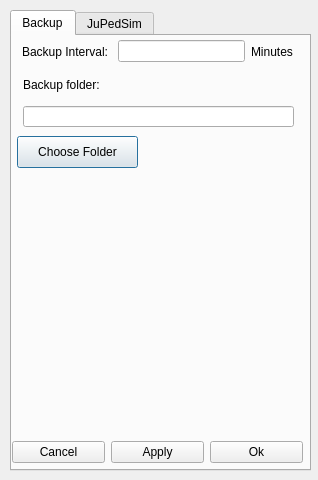
First picture: the form in forms/settingdialog.ui, repository JuPedSim/jpseditor, before the edit.
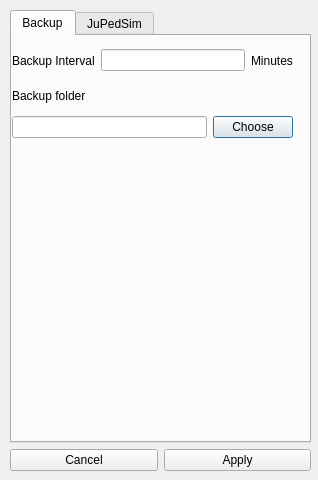
Second picture: the form after the edit. The open tabs and pages were chosen to show the change.

Patch:
```diff
--- a/forms/settingdialog.ui
+++ b/forms/settingdialog.ui
@@ -13,7 +13,7 @@
   <property name="windowTitle">
    <string>Setting</string>
   </property>
-  <widget class="QTabWidget" name="tabWidget">
+  <widget class="QWidget" name="">
    <property name="geometry">
     <rect>
      <x>10</x>
@@ -22,6 +22,9 @@
      <height>461</height>
     </rect>
    </property>
+   <layout class="QGridLayout" name="gridLayout_2">
+    <item row="0" column="0">
+     <widget class="QTabWidget" name="tabWidget">
    <property name="currentIndex">
     <number>1</number>
    </property>
@@ -29,20 +32,22 @@
     <attribute name="title">
      <string>Backup</string>
     </attribute>
-    <widget class="QWidget" name="horizontalLayoutWidget">
+       <widget class="QWidget" name="">
      <property name="geometry">
       <rect>
-       <x>10</x>
-       <y>0</y>
-       <width>271</width>
-       <height>31</height>
-      </rect>
-     </property>
+          <x>0</x>
+          <y>10</y>
+          <width>281</width>
+          <height>92</height>
+         </rect>
+        </property>
+        <layout class="QGridLayout" name="gridLayout_3">
+         <item row="0" column="0">
      <layout class="QHBoxLayout" name="horizontalLayout">
       <item>
        <widget class="QLabel" name="label">
         <property name="text">
-         <string>Backup Interval: </string>
+              <string>Backup Interval</string>
         </property>
        </widget>
       </item>
@@ -61,73 +66,27 @@
        </widget>
       </item>
      </layout>
-    </widget>
-    <widget class="QPushButton" name="chooseButton">
-     <property name="geometry">
-      <rect>
-       <x>5</x>
-       <y>100</y>
-       <width>121</width>
-       <height>32</height>
-      </rect>
-     </property>
-     <property name="text">
-      <string>Choose Folder</string>
-     </property>
-    </widget>
-    <widget class="QLineEdit" name="locationLine">
-     <property name="geometry">
-      <rect>
-       <x>11</x>
-       <y>70</y>
-       <width>271</width>
-       <height>21</height>
-      </rect>
-     </property>
-    </widget>
+         </item>
+         <item row="1" column="0">
     <widget class="QLabel" name="label_3">
-     <property name="geometry">
-      <rect>
-       <x>11</x>
-       <y>41</y>
-       <width>89</width>
-       <height>16</height>
-      </rect>
-     </property>
      <property name="text">
-      <string>Backup folder:</string>
-     </property>
-    </widget>
-    <widget class="QWidget" name="horizontalLayoutWidget_2">
-     <property name="geometry">
-      <rect>
-       <x>0</x>
-       <y>400</y>
-       <width>291</width>
-       <height>32</height>
-      </rect>
-     </property>
-     <layout class="QHBoxLayout" name="horizontalLayout_2">
-      <item>
-       <widget class="QPushButton" name="cancelButton">
-        <property name="text">
-         <string>Cancel</string>
-        </property>
-       </widget>
-      </item>
+            <string>Backup folder</string>
+           </property>
+          </widget>
+         </item>
+         <item row="2" column="0">
+          <layout class="QHBoxLayout" name="horizontalLayout_4">
       <item>
-       <widget class="QPushButton" name="applyButton">
-        <property name="text">
-         <string>Apply</string>
-        </property>
-       </widget>
+            <widget class="QLineEdit" name="locationLine"/>
       </item>
       <item>
-       <widget class="QPushButton" name="confirmButton">
+            <widget class="QPushButton" name="chooseButton">
         <property name="text">
-         <string>Ok</string>
-        </property>
-       </widget>
+              <string>Choose</string>
+             </property>
+            </widget>
+           </item>
+          </layout>
       </item>
      </layout>
     </widget>
@@ -177,6 +136,27 @@
      </layout>
     </widget>
    </widget>
+     </widget>
+    </item>
+    <item row="1" column="0">
+     <layout class="QHBoxLayout" name="horizontalLayout_2">
+      <item>
+       <widget class="QPushButton" name="cancelButton">
+        <property name="text">
+         <string>Cancel</string>
+        </property>
+       </widget>
+      </item>
+      <item>
+       <widget class="QPushButton" name="applyButton">
+        <property name="text">
+         <string>Apply</string>
+        </property>
+       </widget>
+      </item>
+     </layout>
+    </item>
+   </layout>
   </widget>
  </widget>
  <resources/>
```
Left out of the diff: 2 changed lines with no effect on the pictures. Lines whose indentation alone changed are shown as unchanged.
